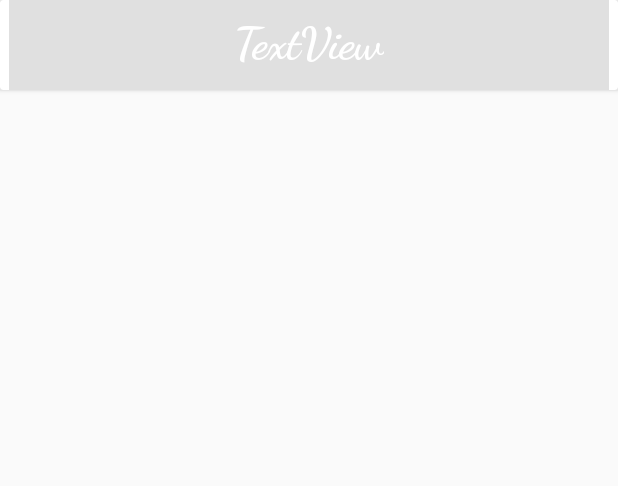
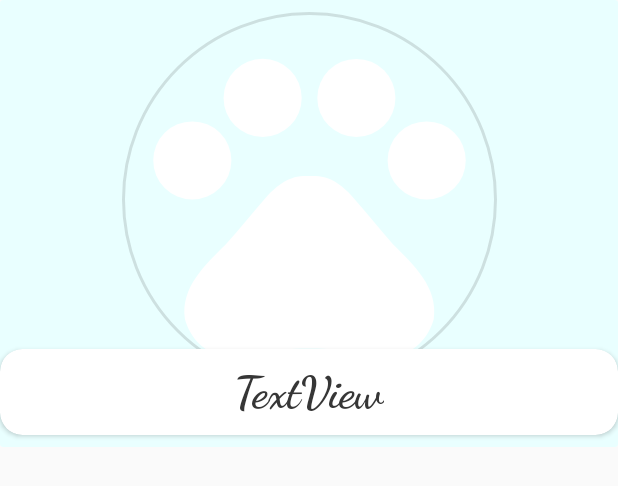
Before and after one commit to sara-sall/PetTracker, an Android app: the layout recycler_item_pet.xml on its own in the app's theme, with its tools: preview values and no code run, on a phone screen of 412 x 824 dp. Shown: the top 486 px of the screen. Run offline under Robolectric (Android 15) with nearby library versions, the phone set to English and light mode, and no system bars.

Commit message:
Recycler item layout

```diff
--- a/app/src/main/res/layout/activity_add_pet.xml
+++ b/app/src/main/res/layout/activity_add_pet.xml
@@ -313,7 +313,7 @@
                         android:id="@+id/titleVetInformationAddPet"
                         android:layout_width="wrap_content"
                         android:layout_height="wrap_content"
-                        android:text="@string/title_insurance_information"
+                        android:text="@string/title_veterinary_information"
                         android:textColor="@color/colorPrimary"
                         app:layout_constraintStart_toStartOf="parent"
                         app:layout_constraintTop_toTopOf="parent" />
--- a/app/src/main/res/layout/activity_main.xml
+++ b/app/src/main/res/layout/activity_main.xml
@@ -17,6 +17,10 @@
         android:layout_width="match_parent"
         android:layout_height="match_parent"
         android:layout_marginTop="?attr/actionBarSize"
+        android:paddingTop="8dp"
+        android:paddingEnd="16dp"
+        android:paddingStart="16dp"
+        android:paddingBottom="8dp"
         xmlns:android="http://schemas.android.com/apk/res/android"
         xmlns:app="http://schemas.android.com/apk/res-auto"
         xmlns:tools="http://schemas.android.com/tools"
--- a/app/src/main/res/layout/recycler_item_pet.xml
+++ b/app/src/main/res/layout/recycler_item_pet.xml
@@ -1,43 +1,69 @@
 <?xml version="1.0" encoding="utf-8"?>
-<androidx.cardview.widget.CardView
-    xmlns:android="http://schemas.android.com/apk/res/android"
+<androidx.cardview.widget.CardView xmlns:android="http://schemas.android.com/apk/res/android"
     xmlns:app="http://schemas.android.com/apk/res-auto"
     android:layout_width="match_parent"
     android:layout_height="wrap_content"
+    xmlns:tools="http://schemas.android.com/tools"
+    app:cardElevation="0dp"
 
     android:id="@+id/recyclerSquareMainID"
     android:clickable="true"
-    android:focusable="true"
-    >
+    android:focusable="true">
 
     <androidx.constraintlayout.widget.ConstraintLayout
         android:layout_width="match_parent"
-        android:layout_height="match_parent">
+        android:layout_height="match_parent"
+        android:background="@color/background_light"
+>
 
-        <FrameLayout
-            android:id="@+id/petNameBgID"
-            android:layout_width="400dp"
-            android:layout_height="60dp"
-            android:background="@color/dark_gray"
+        <de.hdodenhof.circleimageview.CircleImageView
+            android:id="@+id/petImageMain"
+            android:layout_width="250dp"
+            android:layout_height="250dp"
+            android:layout_marginTop="8dp"
+            android:layout_marginBottom="40dp"
+            android:src="@drawable/ic_pets_white_24dp"
             android:visibility="visible"
+            app:civ_border_color="@color/dark_gray"
+            app:civ_border_width="2dp"
+            app:civ_circle_background_color="@color/colorAccent"
             app:layout_constraintBottom_toBottomOf="parent"
             app:layout_constraintEnd_toEndOf="parent"
-            app:layout_constraintStart_toStartOf="parent" />
+            app:layout_constraintStart_toStartOf="parent"
+            app:layout_constraintTop_toTopOf="parent"
+            tools:srcCompat="@tools:sample/avatars" />
+
+        <androidx.cardview.widget.CardView
+            android:id="@+id/petVetInfoCard"
+            android:layout_width="match_parent"
+            android:layout_height="wrap_content"
+            android:layout_marginTop="8dp"
+            android:layout_marginBottom="8dp"
+            android:background="@color/colorOnPrimary"
+            app:cardCornerRadius="15dp"
+            app:layout_constraintBottom_toBottomOf="parent"
+            app:layout_constraintEnd_toEndOf="@+id/petImageMain"
+            app:layout_constraintStart_toStartOf="@+id/petImageMain"
+            app:layout_constraintTop_toTopOf="parent"
+            app:layout_constraintVertical_bias="1.0">
 
             <TextView
                 android:id="@+id/petNameInput"
                 android:layout_width="wrap_content"
                 android:layout_height="wrap_content"
+                android:layout_gravity="center"
                 android:fontFamily="cursive"
                 android:padding="10dp"
                 android:text="TextView"
-            android:textColor="@color/colorOnPrimary"
+                android:textColor="@color/light_gray"
                 android:textSize="30dp"
                 android:textStyle="bold"
                 app:layout_constraintEnd_toEndOf="@+id/petNameBgID"
                 app:layout_constraintStart_toStartOf="@+id/petNameBgID"
                 app:layout_constraintTop_toTopOf="@+id/petNameBgID" />
 
+        </androidx.cardview.widget.CardView>
+
     </androidx.constraintlayout.widget.ConstraintLayout>
 
 </androidx.cardview.widget.CardView>
```
Lines whose indentation alone changed are shown as unchanged.
